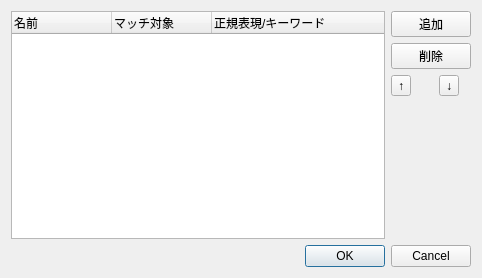
Qt form ui/matchandaddbroadcast.ui (diginatu/Viqo) before a commit.
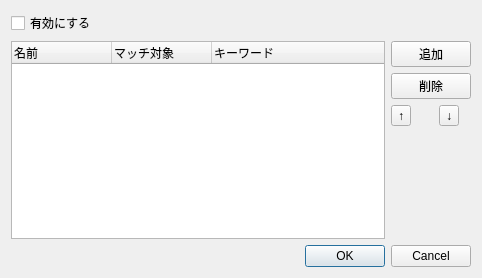
The same form after that commit.

Diff of the .ui file:
```diff
--- a/ui/matchandaddbroadcast.ui
+++ b/ui/matchandaddbroadcast.ui
@@ -14,14 +14,14 @@
    <string>Dialog</string>
   </property>
   <layout class="QGridLayout" name="gridLayout">
-   <item row="2" column="2">
+   <item row="3" column="2">
     <widget class="QToolButton" name="itemDownButton">
      <property name="text">
       <string>↓</string>
      </property>
     </widget>
    </item>
-   <item row="0" column="0" rowspan="5">
+   <item row="1" column="0" rowspan="5">
     <widget class="QTreeWidget" name="treeWidget">
      <property name="tabKeyNavigation">
       <bool>true</bool>
@@ -41,26 +41,26 @@
      </column>
      <column>
       <property name="text">
-       <string>正規表現/キーワード</string>
+       <string>キーワード</string>
       </property>
      </column>
     </widget>
    </item>
-   <item row="1" column="1" colspan="2">
+   <item row="2" column="1" colspan="2">
     <widget class="QPushButton" name="deleteButton">
      <property name="text">
       <string>削除</string>
      </property>
     </widget>
    </item>
-   <item row="0" column="1" colspan="2">
+   <item row="1" column="1" colspan="2">
     <widget class="QPushButton" name="addButton">
      <property name="text">
       <string>追加</string>
      </property>
     </widget>
    </item>
-   <item row="4" column="1" colspan="2">
+   <item row="5" column="1" colspan="2">
     <spacer name="verticalSpacer">
      <property name="orientation">
       <enum>Qt::Vertical</enum>
@@ -73,7 +73,7 @@
      </property>
     </spacer>
    </item>
-   <item row="5" column="0" colspan="3">
+   <item row="6" column="0" colspan="3">
     <widget class="QDialogButtonBox" name="buttonBox">
      <property name="orientation">
       <enum>Qt::Horizontal</enum>
@@ -83,13 +83,20 @@
      </property>
     </widget>
    </item>
-   <item row="2" column="1">
+   <item row="3" column="1">
     <widget class="QToolButton" name="itemUpButton">
      <property name="text">
       <string>↑</string>
      </property>
     </widget>
    </item>
+   <item row="0" column="0" colspan="3">
+    <widget class="QCheckBox" name="enableChk">
+     <property name="text">
+      <string>有効にする</string>
+     </property>
+    </widget>
+   </item>
   </layout>
  </widget>
  <resources/>
```
